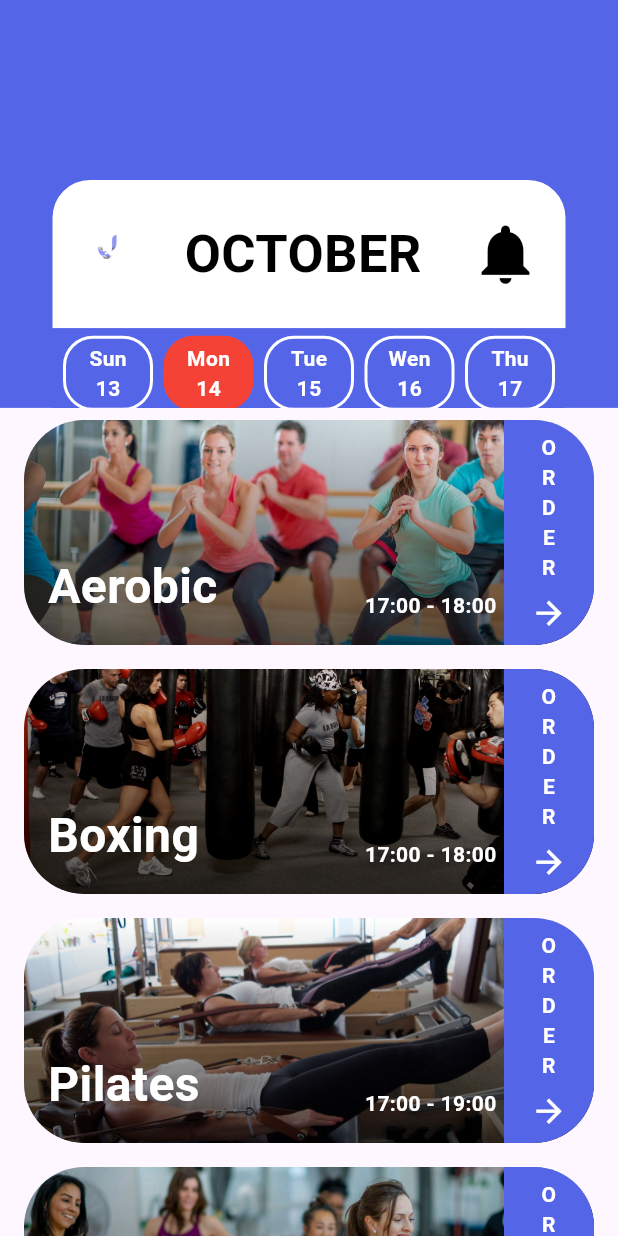
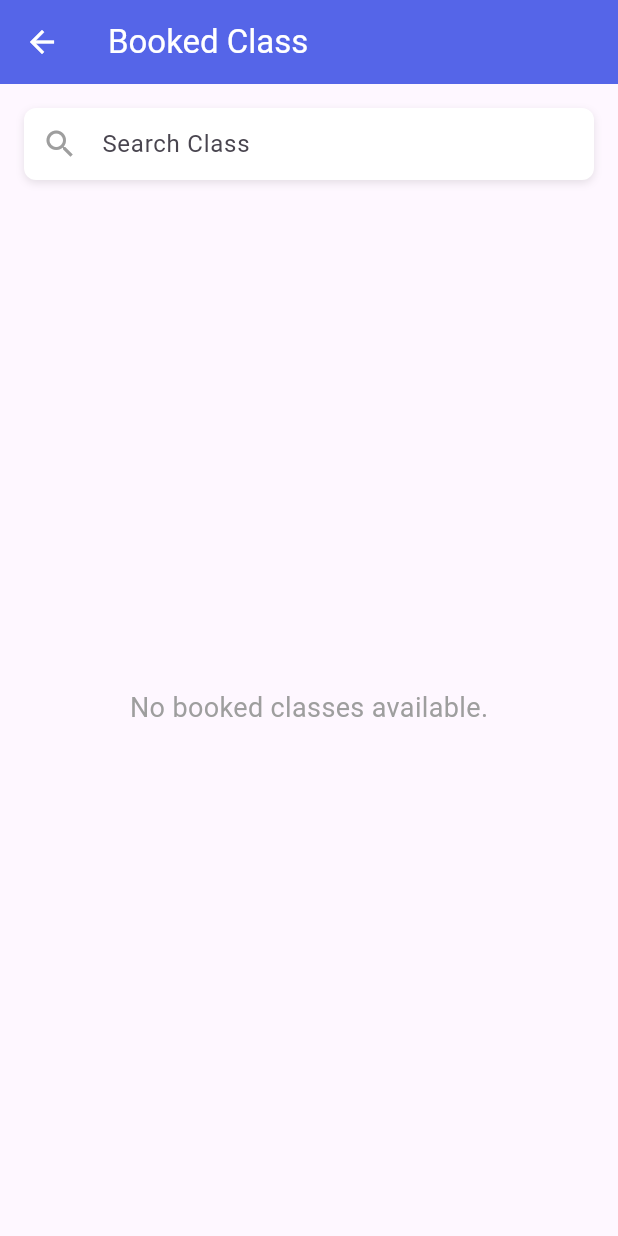
Before and after one commit to KevinArdiprana46/6_B_Gym, a Flutter app: the BookClass screen opened directly, after a tap on the "notifications" icon, on a phone screen of 412 x 824 dp. Run offline on Flutter 3.47's test engine with Material 3 defaults, Android fonts, the phone set to English and light mode, and no system bars.

Commit message:
Add notifikasi

```diff
--- a/lib/view/bookClass/booking.dart
+++ b/lib/view/bookClass/booking.dart
@@ -1,5 +1,6 @@
 import 'package:flutter/material.dart';
 import 'package:tubes_pbp_6/view/bookClass/selectedBookClass.dart';
+import 'package:tubes_pbp_6/view/bookClass/notificationBooking.dart';
 import 'package:tubes_pbp_6/data/classData.dart';
 
 class BookClass extends StatefulWidget {
@@ -54,6 +55,7 @@ class _BookClassState extends State<BookClass> {
               classes: classSchedules[selectedDate] ?? [],
               onBook: _onBookClass,
               onCancel: _onCancelClass,
+              selectedDate: selectedDate,
             ),
           ),
         ],
@@ -79,7 +81,7 @@ class CustomHeader extends StatelessWidget {
         Container(
           width: MediaQuery.of(context).size.width,
           height: MediaQuery.of(context).size.height * 0.33,
-          color: Color.fromARGB(255, 85, 101, 232),
+          color: const Color.fromARGB(255, 85, 101, 232),
         ),
         Positioned(
           top: 120,
@@ -91,7 +93,7 @@ class CustomHeader extends StatelessWidget {
               Container(
                 width: MediaQuery.of(context).size.width - 70,
                 height: MediaQuery.of(context).size.height * 0.12,
-                decoration: BoxDecoration(
+                decoration: const BoxDecoration(
                   color: Colors.white,
                   borderRadius: BorderRadius.only(
                     topLeft: Radius.circular(25),
@@ -105,12 +107,12 @@ class CustomHeader extends StatelessWidget {
                     children: [
                       // Custom logo on the left
                       Image.asset(
-                        'lib/assets/preLoginAsset/Logo.jpg', // Replace with your logo asset path
+                        'lib/assets/preLoginAsset/Logo.jpg',
                         width: 40,
                         height: 40,
                       ),
                       // "OCTOBER" text in the center
-                      Text(
+                      const Text(
                         'OCTOBER',
                         style: TextStyle(
                           color: Colors.black,
@@ -122,12 +124,39 @@ class CustomHeader extends StatelessWidget {
                       Transform.scale(
                         scale: 2,
                         child: IconButton(
-                          icon: Icon(
+                            icon: const Icon(
                               Icons.notifications,
                               color: Colors.black,
                             ),
-                          onPressed: () {},
+                            onPressed: () {
+                              final orderedClasses = classSchedules.values
+                                  .expand((classes) => classes)
+                                  .where((classInfo) =>
+                                      classInfo['state'] == 'ordered')
+                                  .map((classInfo) {
+                                final parts = classInfo['timeStart'].split(":");
+                                int hour =
+                                    int.parse(parts[0]) - 2; // Subtract 2 hours
+                                if (hour < 0)
+                                  hour += 24; // Handle negative hours
+
+                                // Add the reminderTime to the class details
+                                return {
+                                  ...classInfo,
+                                  'reminderTime':
+                                      "${hour.toString().padLeft(2, '0')}:${parts[1].padLeft(2, '0')}",
+                                };
+                              }).toList();
+
+                              Navigator.push(
+                                context,
+                                MaterialPageRoute(
+                                  builder: (context) => NotificationBooking(
+                                    orderedClasses: orderedClasses,
                                   ),
+                                ),
+                              );
+                            }),
                       ),
                     ],
                   ),
@@ -160,7 +189,7 @@ class CalendarStrip extends StatelessWidget {
     return Container(
       width: MediaQuery.of(context).size.width - 70,
       height: 60,
-      color: Color.fromARGB(255, 85, 101, 232),
+      color: const Color.fromARGB(255, 85, 101, 232),
       child: Row(
         mainAxisAlignment: MainAxisAlignment.spaceEvenly,
         children: [
@@ -236,14 +265,14 @@ class DateCircle extends StatelessWidget {
             children: [
               Text(
                 day,
-                style: TextStyle(
+                style: const TextStyle(
                   color: Colors.white,
                   fontWeight: FontWeight.bold,
                 ),
               ),
               Text(
                 date,
-                style: TextStyle(
+                style: const TextStyle(
                   color: Colors.white,
                   fontWeight: FontWeight.bold,
                 ),
@@ -260,18 +289,20 @@ class ClassList extends StatelessWidget {
   final List<Map<String, dynamic>> classes;
   final Function(String) onBook;
   final Function(String) onCancel;
+  final String selectedDate;
 
   const ClassList({
     Key? key,
     required this.classes,
     required this.onBook,
     required this.onCancel,
+    required this.selectedDate,
   }) : super(key: key);
 
   @override
   Widget build(BuildContext context) {
     if (classes.isEmpty) {
-      return Center(
+      return const Center(
         child: Text(
           "There is no class available \nfor this day...",
           textAlign: TextAlign.center,
@@ -291,10 +322,11 @@ class ClassList extends StatelessWidget {
             className: classInfo["className"]!,
             timeStart: classInfo["timeStart"]!,
             timeEnd: classInfo["timeEnd"]!,
-            imagePath: classInfo["className"],
+            imagePath: classInfo["imagePath"],
             details: classInfo,
             onBook: onBook,
             onCancel: onCancel,
+            selectedDate: selectedDate,
           );
         },
       );
@@ -310,6 +342,7 @@ class ClassCard extends StatelessWidget {
   final Map<String, dynamic> details;
   final Function(String) onBook;
   final Function(String) onCancel;
+  final String selectedDate;
 
   const ClassCard({
     Key? key,
@@ -320,33 +353,48 @@ class ClassCard extends StatelessWidget {
     required this.details,
     required this.onBook,
     required this.onCancel,
+    required this.selectedDate,
   }) : super(key: key);
 
-  String _getImagePath(String className) {
-    final imageMap = {
-      'Zumba': 'images/zumba.jpg',
-      'Aerobic': 'images/aerobic.jpg',
-      'Boxing': 'images/boxing.jpg',
-      'Pilates': 'images/pilates.jpg',
-      'Lifting': 'images/lifting.jpg',
-      'Dance': 'images/dance.jpg',
-      'Yoga': 'images/yoga.jpg',
-    };
-    return imageMap[className] ?? 'images/download.jpg';
+  bool _isConflict(String currentStart, String currentEnd) {
+    final currentClasses = classSchedules[selectedDate] ?? [];
+
+    return currentClasses.any((classItem) {
+      if (classItem['className'] == className ||
+          classItem['state'] != 'ordered' && classItem['state'] != 'booked') {
+        return false;
+      }
+      final startTime = _parseTime(currentStart);
+      final endTime = _parseTime(currentEnd);
+      final otherStartTime = _parseTime(classItem['timeStart']);
+      final otherEndTime = _parseTime(classItem['timeEnd']);
+
+      return (startTime.isBefore(otherEndTime) &&
+          endTime.isAfter(otherStartTime));
+    });
   }
 
-  Color _getContainerColor(String state) {
+  DateTime _parseTime(String time) {
+    final parts = time.split(':');
+    final hour = int.parse(parts[0]);
+    final minute = int.parse(parts[1]);
+    return DateTime(0, 1, 1, hour, minute);
+  }
+
+  Color _getContainerColor(String state, bool conflict) {
+    if (conflict) return Colors.grey;
     switch (state) {
       case 'ordered':
-        return Colors.yellow;
+        return Colors.green;
       case 'booked':
-        return Colors.green;
+        return Colors.red;
       default:
-        return Color.fromARGB(255, 85, 101, 232);
+        return const Color.fromARGB(255, 85, 101, 232);
     }
   }
 
-  String _getContainerText(String state) {
+  String _getContainerText(String state, bool conflict) {
+    if (conflict) return 'Not\nAvailable';
     switch (state) {
       case 'ordered':
         return 'O\nR\nD\nE\nR\nE\nD';
@@ -357,16 +405,29 @@ class ClassCard extends StatelessWidget {
     }
   }
 
-  TextStyle _getContainerTextStyle(String state) {
-    switch (state) {
-      case 'ordered':
-        return TextStyle(
+  TextStyle _getContainerTextStyle(String state, bool conflict) {
+    if (conflict) {
+      return const TextStyle(
         color: Colors.white,
         fontWeight: FontWeight.bold,
         fontSize: 10,
       );
+    }
+    switch (state) {
+      case 'ordered':
+        return const TextStyle(
+          color: Colors.white,
+          fontWeight: FontWeight.bold,
+          fontSize: 10,
+        );
+      case 'booked':
+        return const TextStyle(
+          color: Colors.white,
+          fontWeight: FontWeight.bold,
+          fontSize: 12,
+        );
       default:
-        return TextStyle(
+        return const TextStyle(
           color: Colors.white,
           fontWeight: FontWeight.bold,
           fontSize: 14,
@@ -377,9 +438,11 @@ class ClassCard extends StatelessWidget {
   @override
   Widget build(BuildContext context) {
     final String state = details['state'] ?? 'available';
+    final bool conflict = _isConflict(timeStart, timeEnd);
 
     return GestureDetector(
       onTap: () {
+        if (!conflict) {
           Navigator.push(
             context,
             MaterialPageRoute(
@@ -387,13 +450,14 @@ class ClassCard extends StatelessWidget {
                 className: className,
                 timeStart: timeStart,
                 timeEnd: timeEnd,
-              imagePath: _getImagePath(className),
+                imagePath: imagePath,
                 details: details,
                 onBook: onBook,
                 onCancel: onCancel,
               ),
             ),
           );
+        }
       },
       child: Padding(
         padding: const EdgeInsets.symmetric(horizontal: 16.0, vertical: 8.0),
@@ -404,7 +468,7 @@ class ClassCard extends StatelessWidget {
               decoration: BoxDecoration(
                 borderRadius: BorderRadius.circular(40),
                 image: DecorationImage(
-                  image: AssetImage(_getImagePath(className)),
+                  image: AssetImage(imagePath),
                   fit: BoxFit.cover,
                 ),
               ),
@@ -413,11 +477,11 @@ class ClassCard extends StatelessWidget {
               height: 150,
               decoration: BoxDecoration(
                 borderRadius: BorderRadius.circular(40),
-                gradient: LinearGradient(
+                gradient: const LinearGradient(
                   begin: Alignment.bottomCenter,
                   end: Alignment.topCenter,
                   colors: [
-                    Colors.black.withOpacity(0.6),
+                    Colors.black,
                     Colors.transparent,
                   ],
                 ),
@@ -428,7 +492,7 @@ class ClassCard extends StatelessWidget {
               bottom: 16,
               child: Text(
                 className,
-                style: TextStyle(
+                style: const TextStyle(
                   color: Colors.white,
                   fontSize: 32,
                   fontWeight: FontWeight.bold,
@@ -439,8 +503,8 @@ class ClassCard extends StatelessWidget {
               right: 65,
               bottom: 16,
               child: Text(
-                "$timeStart - $timeEnd",
-                style: TextStyle(
+                "$timeStart - $timeEnd WIB",
+                style: const TextStyle(
                   color: Colors.white,
                   fontSize: 14,
                   fontWeight: FontWeight.bold,
@@ -454,8 +518,8 @@ class ClassCard extends StatelessWidget {
               child: Container(
                 width: 60,
                 decoration: BoxDecoration(
-                  color: _getContainerColor(state),
-                  borderRadius: BorderRadius.only(
+                  color: _getContainerColor(state, conflict),
+                  borderRadius: const BorderRadius.only(
                     topRight: Radius.circular(40),
                     bottomRight: Radius.circular(40),
                   ),
@@ -465,16 +529,18 @@ class ClassCard extends StatelessWidget {
                     mainAxisSize: MainAxisSize.min,
                     children: [
                       Text(
-                        _getContainerText(state),
+                        _getContainerText(state, conflict),
                         textAlign: TextAlign.center,
-                        style: _getContainerTextStyle(state),
+                        style: _getContainerTextStyle(state, conflict),
                       ),
-                      SizedBox(height: 8),
-                      Icon(
+                      if (!conflict) ...[
+                        const SizedBox(height: 8),
+                        const Icon(
                           Icons.arrow_forward,
                           color: Colors.white,
                           size: 25,
                         ),
+                      ],
                     ],
                   ),
                 ),
--- /dev/null
+++ b/lib/view/bookClass/notificationBooking.dart
@@ -0,0 +1,229 @@
+import 'package:flutter/material.dart';
+
+class NotificationBooking extends StatelessWidget {
+  final List<Map<String, dynamic>> orderedClasses;
+
+  const NotificationBooking({
+    Key? key,
+    required this.orderedClasses,
+  }) : super(key: key);
+
+  @override
+  Widget build(BuildContext context) {
+    return Scaffold(
+      appBar: AppBar(
+        title: const Text(
+          "Booked Class",
+          style: TextStyle(color: Colors.white),
+        ),
+        backgroundColor: const Color.fromARGB(255, 85, 101, 232),
+        leading: IconButton(
+          icon: const Icon(Icons.arrow_back, color: Colors.white),
+          onPressed: () {
+            Navigator.pop(context);
+          },
+        ),
+      ),
+      body: Padding(
+        padding: const EdgeInsets.all(16.0),
+        child: Column(
+          crossAxisAlignment: CrossAxisAlignment.stretch,
+          children: [
+            // Search Bar
+            Container(
+              decoration: BoxDecoration(
+                color: Colors.white,
+                borderRadius: BorderRadius.circular(8),
+                boxShadow: [
+                  BoxShadow(
+                    color: Colors.black.withOpacity(0.1),
+                    blurRadius: 4,
+                    offset: const Offset(0, 2),
+                  ),
+                ],
+              ),
+              child: TextField(
+                decoration: InputDecoration(
+                  hintText: "Search Class",
+                  prefixIcon: const Icon(Icons.search, color: Colors.grey),
+                  border: InputBorder.none,
+                  contentPadding: const EdgeInsets.symmetric(vertical: 12.0),
+                ),
+              ),
+            ),
+            const SizedBox(height: 16),
+
+            // List of Ordered Classes
+            orderedClasses.isEmpty
+                ? const Expanded(
+                    child: Center(
+                      child: Text(
+                        "No booked classes available.",
+                        style: TextStyle(
+                          fontSize: 18,
+                          color: Colors.grey,
+                        ),
+                      ),
+                    ),
+                  )
+                : Expanded(
+                    child: ListView.builder(
+                      itemCount: orderedClasses.length,
+                      itemBuilder: (context, index) {
+                        final classInfo = orderedClasses[index];
+                        return ClassCard(
+                          className: classInfo['className'],
+                          timeStart: classInfo['timeStart'],
+                          timeEnd: classInfo['timeEnd'],
+                          imagePath: classInfo['imagePath'] ??
+                              'assets/default.jpg', // Fallback image
+                          details: classInfo,
+                        );
+                      },
+                    ),
+                  ),
+          ],
+        ),
+      ),
+    );
+  }
+}
+
+class ClassCard extends StatelessWidget {
+  final String className;
+  final String timeStart;
+  final String timeEnd;
+  final String imagePath;
+  final Map<String, dynamic> details;
+
+  const ClassCard({
+    Key? key,
+    required this.className,
+    required this.timeStart,
+    required this.timeEnd,
+    required this.imagePath,
+    required this.details,
+  }) : super(key: key);
+
+  @override
+  Widget build(BuildContext context) {
+    return GestureDetector(
+      onTap: () {
+        // Handle tap for detailed view or action
+      },
+      child: Padding(
+        padding: const EdgeInsets.symmetric(vertical: 8.0),
+        child: Stack(
+          children: [
+            // Background Image
+            Container(
+              height: 180,
+              decoration: BoxDecoration(
+                borderRadius: BorderRadius.circular(16),
+                image: DecorationImage(
+                  image: AssetImage(imagePath),
+                  fit: BoxFit.cover,
+                ),
+              ),
+            ),
+            // Gradient Overlay
+            Container(
+              height: 180,
+              decoration: BoxDecoration(
+                borderRadius: BorderRadius.circular(16),
+                gradient: LinearGradient(
+                  begin: Alignment.bottomCenter,
+                  end: Alignment.topCenter,
+                  colors: [
+                    Colors.black.withOpacity(0.7),
+                    Colors.transparent,
+                  ],
+                ),
+              ),
+            ),
+            // Class Info
+            Positioned(
+              left: 16,
+              bottom: 40,
+              child: Text(
+                className,
+                style: const TextStyle(
+                  color: Colors.white,
+                  fontSize: 32,
+                  fontWeight: FontWeight.bold,
+                ),
+              ),
+            ),
+            Positioned(
+              right: 10,
+              bottom: 45,
+              child: Text(
+                "$timeStart - $timeEnd WIB",
+                style: const TextStyle(
+                  color: Colors.white,
+                  fontSize: 14,
+                  fontWeight: FontWeight.bold,
+                ),
+              ),
+            ),
+            // Reminder and Change Button
+            Positioned(
+              bottom: 0,
+              left: 0,
+              right: 0,
+              child: Container(
+                height: 40,
+                decoration: BoxDecoration(
+                  color: Color.fromARGB(255, 85, 101, 232),
+                  borderRadius: const BorderRadius.vertical(
+                    bottom: Radius.circular(16),
+                  ),
+                ),
+                child: Row(
+                  mainAxisAlignment: MainAxisAlignment.spaceBetween,
+                  children: [
+                    Padding(
+                      padding: const EdgeInsets.symmetric(horizontal: 12.0),
+                      child: Row(
+                        children: [
+                          const Icon(Icons.lock_clock, color: Colors.white),
+                          const SizedBox(width: 8),
+                          Text(
+                            "Reminder: ${details['reminderTime']}",
+                            style: const TextStyle(
+                              color: Colors.white,
+                              fontSize: 14,
+                            ),
+                          ),
+                        ],
+                      ),
+                    ),
+                    TextButton(
+                      onPressed: () {
+                        // Navigate to change reminder page
+                      },
+                      child: Row(
+                        children: const [
+                          Text(
+                            "Change reminder time",
+                            style: TextStyle(
+                              color: Colors.white,
+                              fontSize: 14,
+                              fontWeight: FontWeight.bold,
+                            ),
+                          ),
+                          SizedBox(width: 4),
+                          Icon(Icons.arrow_forward, color: Colors.white),
+                        ],
+                      ),
+                    ),
+                  ],
+                ),
+              ),
+            ),
+          ],
+        ),
+      ),
+    );
+  }
+}
```
Also changed, not shown: lib/data/classData.dart (+24 -8 lines), lib/view/bookClass/selectedBookClass.dart (+13 -8 lines). Lines whose indentation alone changed are shown as unchanged.
